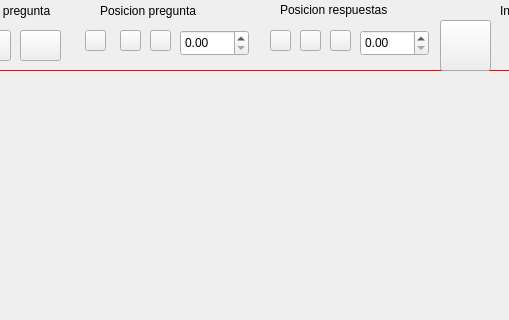
Old version of the form DISENOS/modRespMultiples_d.ui in the repository ronihdzz/DisenadorPreguntas; both pictures show x 190 to 699 and y 0 to 320 of the 915 by 623 pixel window.
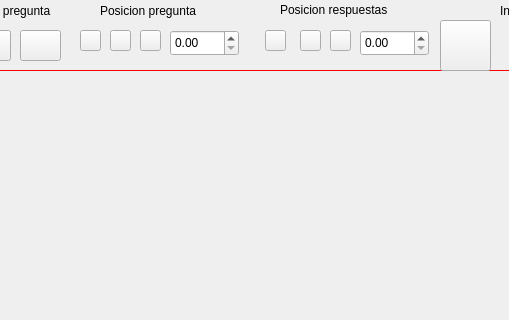
New version of the form. Icons and pictures are not drawn.

```diff
--- a/DISENOS/modRespMultiples_d.ui
+++ b/DISENOS/modRespMultiples_d.ui
@@ -104,68 +104,10 @@
     <string/>
    </property>
   </widget>
-  <widget class="QPushButton" name="btn_respDer">
-   <property name="geometry">
-    <rect>
-     <x>340</x>
-     <y>30</y>
-     <width>21</width>
-     <height>21</height>
-    </rect>
-   </property>
-   <property name="styleSheet">
-    <string notr="true">border-image: url(:/alinear/IMAGENES/alinear_derecho.png);</string>
-   </property>
-   <property name="text">
-    <string/>
-   </property>
-  </widget>
-  <widget class="QPushButton" name="btn_respCen">
-   <property name="geometry">
-    <rect>
-     <x>310</x>
-     <y>30</y>
-     <width>21</width>
-     <height>21</height>
-    </rect>
-   </property>
-   <property name="styleSheet">
-    <string notr="true">border-image: url(:/alinear/IMAGENES/alinear_centrar.png);</string>
-   </property>
-   <property name="text">
-    <string/>
-   </property>
-  </widget>
-  <widget class="QPushButton" name="btn_respIzq">
-   <property name="geometry">
-    <rect>
-     <x>275</x>
-     <y>30</y>
-     <width>21</width>
-     <height>21</height>
-    </rect>
-   </property>
-   <property name="styleSheet">
-    <string notr="true">border-image: url(:/alinear/IMAGENES/alinear_izquierda.png);</string>
-   </property>
-   <property name="text">
-    <string/>
-   </property>
-  </widget>
-  <widget class="QDoubleSpinBox" name="dSpin_respTam">
-   <property name="geometry">
-    <rect>
-     <x>370</x>
-     <y>30</y>
-     <width>69</width>
-     <height>26</height>
-    </rect>
-   </property>
-  </widget>
   <widget class="QDoubleSpinBox" name="dSpin_pregTam">
    <property name="geometry">
     <rect>
-     <x>550</x>
+     <x>360</x>
      <y>30</y>
      <width>69</width>
      <height>26</height>
@@ -175,7 +117,7 @@
   <widget class="QPushButton" name="btn_pregDer">
    <property name="geometry">
     <rect>
-     <x>520</x>
+     <x>330</x>
      <y>30</y>
      <width>21</width>
      <height>21</height>
@@ -194,7 +136,7 @@
   <widget class="QPushButton" name="btn_pregCen">
    <property name="geometry">
     <rect>
-     <x>490</x>
+     <x>300</x>
      <y>30</y>
      <width>21</width>
      <height>21</height>
@@ -213,7 +155,7 @@
   <widget class="QPushButton" name="btn_pregIzq">
    <property name="geometry">
     <rect>
-     <x>460</x>
+     <x>270</x>
      <y>30</y>
      <width>21</width>
      <height>21</height>
@@ -340,6 +282,64 @@
     <string>Tipo de pregunta</string>
    </property>
   </widget>
+  <widget class="QPushButton" name="btn_respCen">
+   <property name="geometry">
+    <rect>
+     <x>490</x>
+     <y>30</y>
+     <width>21</width>
+     <height>21</height>
+    </rect>
+   </property>
+   <property name="styleSheet">
+    <string notr="true">border-image: url(:/alinear/IMAGENES/alinear_centrar.png);</string>
+   </property>
+   <property name="text">
+    <string/>
+   </property>
+  </widget>
+  <widget class="QPushButton" name="btn_respIzq">
+   <property name="geometry">
+    <rect>
+     <x>455</x>
+     <y>30</y>
+     <width>21</width>
+     <height>21</height>
+    </rect>
+   </property>
+   <property name="styleSheet">
+    <string notr="true">border-image: url(:/alinear/IMAGENES/alinear_izquierda.png);</string>
+   </property>
+   <property name="text">
+    <string/>
+   </property>
+  </widget>
+  <widget class="QDoubleSpinBox" name="dSpin_respTam">
+   <property name="geometry">
+    <rect>
+     <x>550</x>
+     <y>30</y>
+     <width>69</width>
+     <height>26</height>
+    </rect>
+   </property>
+  </widget>
+  <widget class="QPushButton" name="btn_respDer">
+   <property name="geometry">
+    <rect>
+     <x>520</x>
+     <y>30</y>
+     <width>21</width>
+     <height>21</height>
+    </rect>
+   </property>
+   <property name="styleSheet">
+    <string notr="true">border-image: url(:/alinear/IMAGENES/alinear_derecho.png);</string>
+   </property>
+   <property name="text">
+    <string/>
+   </property>
+  </widget>
  </widget>
  <resources>
   <include location="../imagenes.qrc"/>
```
